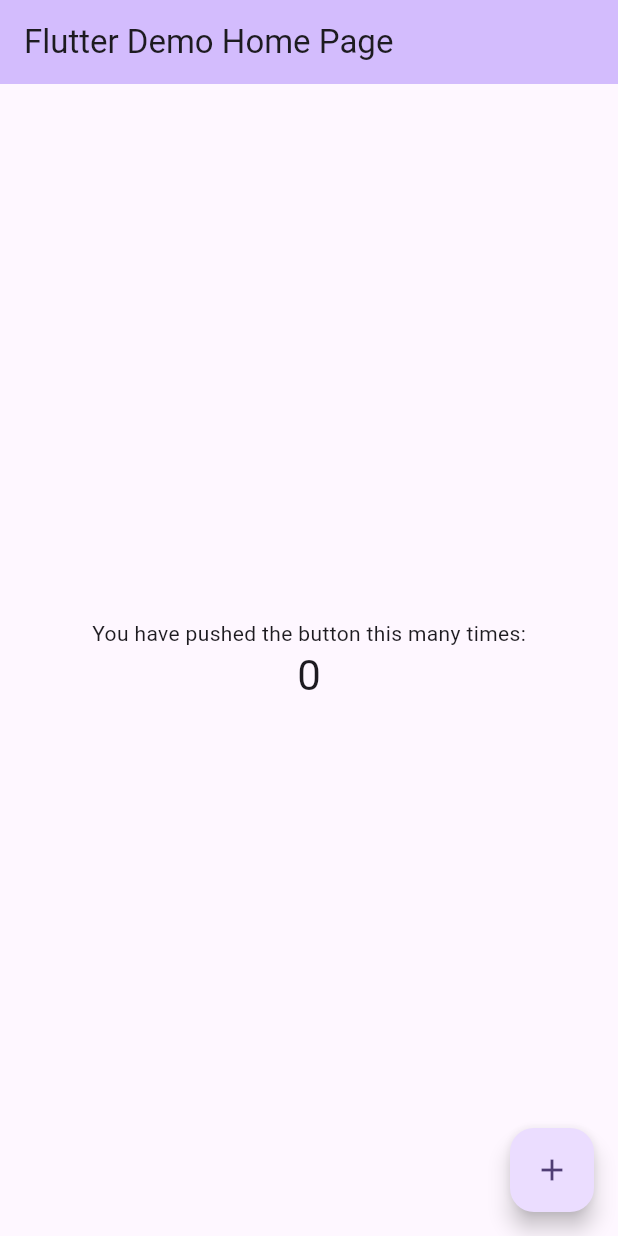
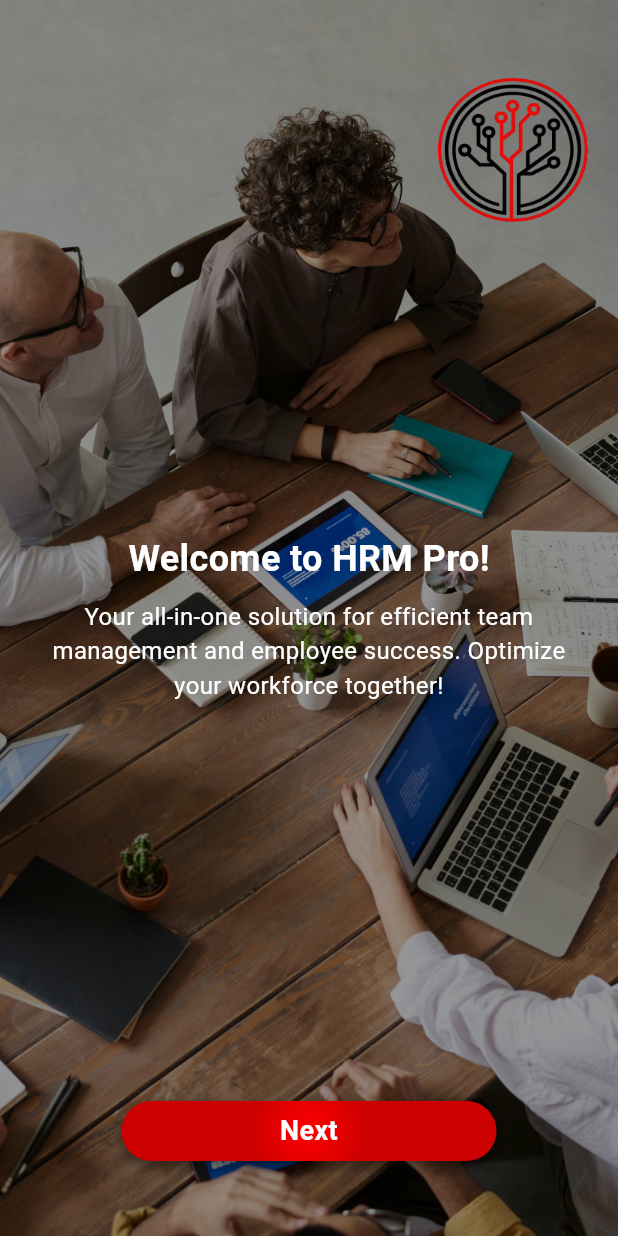
Before and after one commit to iman-om/hrm_frontend, a Flutter app: the screen it shows after launch, on a phone screen of 412 x 824 dp. Run offline on Flutter 3.47's test engine with Material 3 defaults, Android fonts, the light colour scheme and no system bars; our stand-ins replace get.

Commit message:
splsah screen

```diff
--- /dev/null
+++ b/lib/common_features/splash/splash_screen.dart
@@ -0,0 +1,86 @@
+
+import 'package:flutter/material.dart';
+import 'package:get/get.dart';
+import 'package:hrm_front/widgets/gradient_button.dart'; // Ensure this path is correct
+
+class SplashScreen extends StatelessWidget {
+  @override
+  Widget build(BuildContext context) {
+    return Scaffold(
+      body: Stack(
+        children: [
+          // Background image
+          SizedBox.expand(
+            child: Image.asset(
+              'assets/images/splash2.jpg', // Update this with your image asset path
+              fit: BoxFit.cover,
+            ),
+          ),
+          // Black overlay with 40% opacity
+          Container(
+            color: Colors.black.withOpacity(0.4),
+          ),
+
+          // HRM Pro Logo
+          Positioned(
+            top: 50,
+            right: 20,
+            child: Image.asset(
+              'assets/logos/logo.png',
+              height: 100,
+            ),
+          ),
+
+          // Centered welcome text and paragraph
+          Center(
+            child: Column(
+              mainAxisSize: MainAxisSize.min, // Center content vertically
+              children: [
+                // Welcome text
+                Text(
+                  'Welcome to HRM Pro!',
+                  style: TextStyle(
+                    fontSize: 24,
+                    fontWeight: FontWeight.bold,
+                    color: Colors.white,
+                  ),
+                ),
+                SizedBox(height: 10),
+
+                // Subtitle text (paragraph)
+                Padding(
+                  padding: const EdgeInsets.symmetric(horizontal: 20.0),
+                  child: Text(
+                    'Your all-in-one solution for efficient team management and employee success. Optimize your workforce together!',
+                    textAlign: TextAlign.center,
+                    style: TextStyle(
+                      fontSize: 16,
+                      color: Colors.white,
+                    ),
+                  ),
+                ),
+              ],
+            ),
+          ),
+
+          // Positioned Next button at the bottom
+          Positioned(
+            bottom: 50.0,
+            left: 0,
+            right: 0,
+            child: Center(
+              child: GradientButton(
+                text: 'Next',
+                onTap: () {
+                  Get.toNamed('/login'); // Ensure the login route is properly defined in GetX
+                },
+                width: 250, // Custom width for the button
+                height: 40, // Custom height for the button
+              ),
+            ),
+          ),
+        ],
+      ),
+    );
+  }
+}
--- a/lib/main.dart
+++ b/lib/main.dart
@@ -1,125 +1,23 @@
 import 'package:flutter/material.dart';
+import 'package:get/get.dart';
+import 'package:hrm_front/common_features/splash/splash_screen.dart';
 
 void main() {
-  runApp(const MyApp());
+  runApp(MyApp());
 }
 
 class MyApp extends StatelessWidget {
-  const MyApp({super.key});
-
-  // This widget is the root of your application.
   @override
   Widget build(BuildContext context) {
-    return MaterialApp(
-      title: 'Flutter Demo',
-      theme: ThemeData(
-        // This is the theme of your application.
-        //
-        // TRY THIS: Try running your application with "flutter run". You'll see
-        // the application has a purple toolbar. Then, without quitting the app,
-        // try changing the seedColor in the colorScheme below to Colors.green
-        // and then invoke "hot reload" (save your changes or press the "hot
-        // reload" button in a Flutter-supported IDE, or press "r" if you used
-        // the command line to start the app).
-        //
-        // Notice that the counter didn't reset back to zero; the application
-        // state is not lost during the reload. To reset the state, use hot
-        // restart instead.
-        //
-        // This works for code too, not just values: Most code changes can be
-        // tested with just a hot reload.
-        colorScheme: ColorScheme.fromSeed(seedColor: Colors.deepPurple),
-        useMaterial3: true,
-      ),
-      home: const MyHomePage(title: 'Flutter Demo Home Page'),
+    return GetMaterialApp(
+      debugShowCheckedModeBanner: false,
+      title: 'HRM App',
+      initialRoute: '/',
+      getPages: [
+        GetPage(name: '/', page: () => SplashScreen()),
+        // GetPage(name: '/login', page: () => LoginScreen()),
+        // GetPage(name: '/home', page: () => EmployeeHomePage( )),
+      ],
     );
   }
 }
-
-class MyHomePage extends StatefulWidget {
-  const MyHomePage({super.key, required this.title});
-
-  // This widget is the home page of your application. It is stateful, meaning
-  // that it has a State object (defined below) that contains fields that affect
-  // how it looks.
-
-  // This class is the configuration for the state. It holds the values (in this
-  // case the title) provided by the parent (in this case the App widget) and
-  // used by the build method of the State. Fields in a Widget subclass are
-  // always marked "final".
-
-  final String title;
-
-  @override
-  State<MyHomePage> createState() => _MyHomePageState();
-}
-
-class _MyHomePageState extends State<MyHomePage> {
-  int _counter = 0;
-
-  void _incrementCounter() {
-    setState(() {
-      // This call to setState tells the Flutter framework that something has
-      // changed in this State, which causes it to rerun the build method below
-      // so that the display can reflect the updated values. If we changed
-      // _counter without calling setState(), then the build method would not be
-      // called again, and so nothing would appear to happen.
-      _counter++;
-    });
-  }
-
-  @override
-  Widget build(BuildContext context) {
-    // This method is rerun every time setState is called, for instance as done
-    // by the _incrementCounter method above.
-    //
-    // The Flutter framework has been optimized to make rerunning build methods
-    // fast, so that you can just rebuild anything that needs updating rather
-    // than having to individually change instances of widgets.
-    return Scaffold(
-      appBar: AppBar(
-        // TRY THIS: Try changing the color here to a specific color (to
-        // Colors.amber, perhaps?) and trigger a hot reload to see the AppBar
-        // change color while the other colors stay the same.
-        backgroundColor: Theme.of(context).colorScheme.inversePrimary,
-        // Here we take the value from the MyHomePage object that was created by
-        // the App.build method, and use it to set our appbar title.
-        title: Text(widget.title),
-      ),
-      body: Center(
-        // Center is a layout widget. It takes a single child and positions it
-        // in the middle of the parent.
-        child: Column(
-          // Column is also a layout widget. It takes a list of children and
-          // arranges them vertically. By default, it sizes itself to fit its
-          // children horizontally, and tries to be as tall as its parent.
-          //
-          // Column has various properties to control how it sizes itself and
-          // how it positions its children. Here we use mainAxisAlignment to
-          // center the children vertically; the main axis here is the vertical
-          // axis because Columns are vertical (the cross axis would be
-          // horizontal).
-          //
-          // TRY THIS: Invoke "debug painting" (choose the "Toggle Debug Paint"
-          // action in the IDE, or press "p" in the console), to see the
-          // wireframe for each widget.
-          mainAxisAlignment: MainAxisAlignment.center,
-          children: <Widget>[
-            const Text(
-              'You have pushed the button this many times:',
-            ),
-            Text(
-              '$_counter',
-              style: Theme.of(context).textTheme.headlineMedium,
-            ),
-          ],
-        ),
-      ),
-      floatingActionButton: FloatingActionButton(
-        onPressed: _incrementCounter,
-        tooltip: 'Increment',
-        child: const Icon(Icons.add),
-      ), // This trailing comma makes auto-formatting nicer for build methods.
-    );
-  }
-}
--- /dev/null
+++ b/lib/widgets/gradient_button.dart
@@ -0,0 +1,58 @@
+import 'package:flutter/material.dart';
+
+class GradientButton extends StatelessWidget {
+  final String text;
+  final VoidCallback onTap;
+  final double width;
+  final double height;
+
+  const GradientButton({
+    Key? key,
+    required this.text,
+    required this.onTap,
+    this.width = 250, // Default width
+    this.height = 40, // Default height
+  }) : super(key: key);
+
+  @override
+  Widget build(BuildContext context) {
+    return GestureDetector(
+      onTap: onTap,
+      child: SizedBox(
+        width: width,
+        height: height,
+        child: Container(
+          decoration: BoxDecoration(
+            gradient: RadialGradient(
+              colors: [
+                Color(0xFFFF0000),
+                Color(0xFFCC0000),
+              ],
+              center: Alignment.center,
+              radius: 1.0,
+            ),
+            boxShadow: [
+              BoxShadow(
+                color: Colors.black.withOpacity(0.5),
+                offset: Offset(0, 4), // Shadow position
+                blurRadius: 8, // Shadow blur
+              ),
+            ],
+            borderRadius: BorderRadius.circular(30),
+          ),
+          child: Center(
+            child: Text(
+              text,
+              style: TextStyle(
+                color: Colors.white,
+                fontSize: 18,
+                fontWeight: FontWeight.bold,
+              ),
+              textAlign: TextAlign.center,
+            ),
+          ),
+        ),
+      ),
+    );
+  }
+}
```
